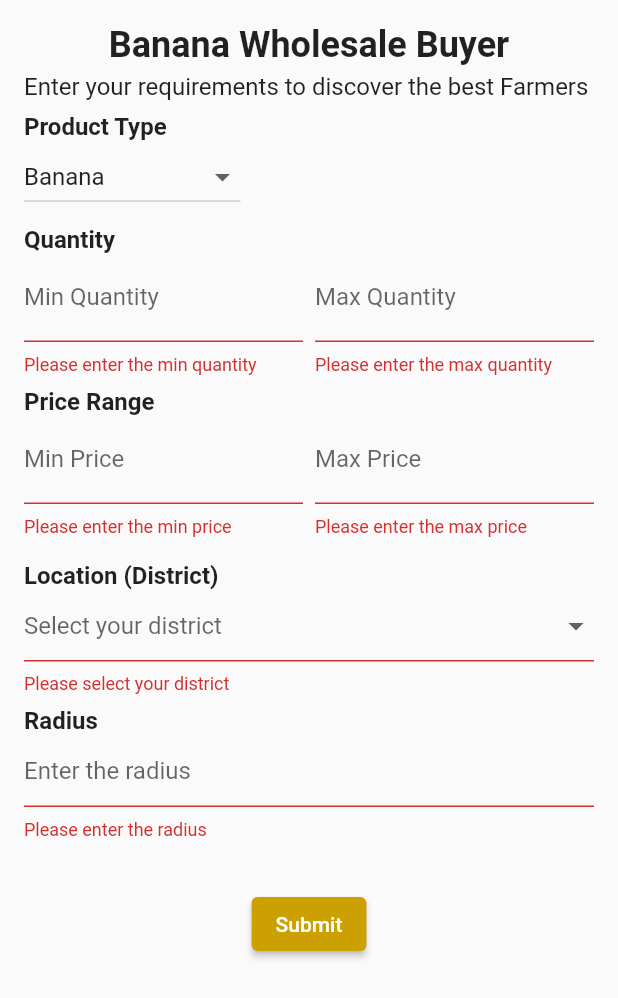
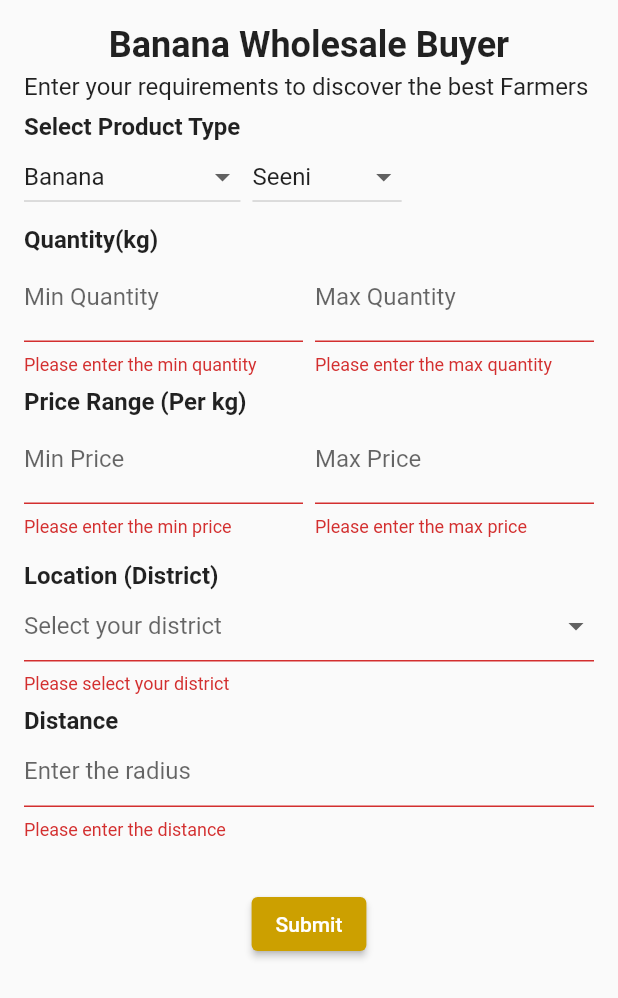
Before and after one commit to charithlanzzz/Buyer-Seller-Interaction, a Flutter app: the BuyerInput screen opened directly, after a tap on "Submit", on a phone screen of 412 x 824 dp. Shown: the top 998 px of the screen. Run offline on Flutter 3.47's test engine with Material 2 defaults, Android fonts, the phone set to English and light mode, and no system bars; our stand-ins replace fluttertoast, image_picker.

Commit message:
filtering by banana type implemented

```diff
--- a/frontend/lib/components/buyer_seller/buyer_input.dart
+++ b/frontend/lib/components/buyer_seller/buyer_input.dart
@@ -13,6 +13,7 @@ class _BuyerInputState extends State<BuyerInput> {
   final GlobalKey<FormState> _formKey = GlobalKey<FormState>();
 
   String _selectedProductType = 'Banana';
+  String _selectedBananaType = 'Seeni'; // Selected banana type
   String? _minQuantity;
   String? _maxQuantity;
   String? _minPrice;
@@ -26,6 +27,15 @@ class _BuyerInputState extends State<BuyerInput> {
     'Banana Blossom',
     'Banana Stem',
     'Banana Peel',
+  ];
+
+  // Add banana types
+  List<String> _bananaTypes = [
+    'Ambum',
+    'Kolikuttu',
+    'Seeni',
+    'Aanamalu',
+    'Rath Kesel',
   ];
 
   void _submitForm() async {
@@ -44,7 +54,8 @@ class _BuyerInputState extends State<BuyerInput> {
                 children: [
                   CircularProgressIndicator(
                     strokeWidth: 10.0,
-                    valueColor: AlwaysStoppedAnimation<Color>(Color.fromARGB(255, 236, 194, 25)),
+                    valueColor: AlwaysStoppedAnimation<Color>(
+                        Color.fromARGB(255, 236, 194, 25)),
                   ),
                   SizedBox(height: 16),
                   Text(
@@ -62,14 +73,16 @@ class _BuyerInputState extends State<BuyerInput> {
       );
       await Future.delayed(Duration(seconds: 2)); // Delay for 2 seconds
 
-      //final url = Uri.parse('http://127.0.0.1:5000/process_input');
-      final url = Uri.parse('https://buyer-seller-interaction-b305e21cabf9.herokuapp.com/process_input');
+      final url = Uri.parse('http://127.0.0.1:5000/process_input');
+      // final url = Uri.parse(
+      //     'https://buyer-seller-interaction-b305e21cabf9.herokuapp.com/process_input');
       final response = await http.post(
         url,
         headers: {'Content-Type': 'application/json'},
         body: jsonEncode({
           "user_type": "buyer",
           "product_type": _selectedProductType,
+          "banana_type": _selectedBananaType,
           "min_quantity": _minQuantity,
           "max_quantity": _maxQuantity,
           "min_price": _minPrice,
@@ -141,14 +154,18 @@ class _BuyerInputState extends State<BuyerInput> {
                 ),
                 SizedBox(height: 8),
                 Text(
-                  'Product Type',
+                  'Select Product Type',
                   style: TextStyle(fontSize: 16, fontWeight: FontWeight.bold),
                 ),
+                Row(
+                  children: [
                     DropdownButton<String>(
                       value: _selectedProductType,
                       onChanged: (newValue) {
                         setState(() {
                           _selectedProductType = newValue!;
+                          // Reset the selected banana type when changing the product type
+                          _selectedBananaType = 'Seeni'; // Reset to 'Seeni'
                         });
                       },
                       items: _productTypes.map((productType) {
@@ -158,9 +175,28 @@ class _BuyerInputState extends State<BuyerInput> {
                         );
                       }).toList(),
                     ),
+                    SizedBox(width: 8),
+                    // Show the banana type dropdown only when "Banana" is selected
+                    if (_selectedProductType == 'Banana')
+                      DropdownButton<String>(
+                        value: _selectedBananaType,
+                        onChanged: (newValue) {
+                          setState(() {
+                            _selectedBananaType = newValue!;
+                          });
+                        },
+                        items: _bananaTypes.map((bananaType) {
+                          return DropdownMenuItem<String>(
+                            value: bananaType,
+                            child: Text(bananaType),
+                          );
+                        }).toList(),
+                      ),
+                  ],
+                ),
                 SizedBox(height: 8),
                 Text(
-                  'Quantity',
+                  'Quantity(kg)',
                   style: TextStyle(fontSize: 16, fontWeight: FontWeight.bold),
                 ),
                 Row(
@@ -206,7 +242,7 @@ class _BuyerInputState extends State<BuyerInput> {
                 ),
                 SizedBox(height: 8),
                 Text(
-                  'Price Range',
+                  'Price Range (Per kg)',
                   style: TextStyle(fontSize: 16, fontWeight: FontWeight.bold),
                 ),
                 Row(
@@ -377,13 +413,13 @@ class _BuyerInputState extends State<BuyerInput> {
                 ),
                 SizedBox(height: 8),
                 Text(
-                  'Radius',
+                  'Distance',
                   style: TextStyle(fontSize: 16, fontWeight: FontWeight.bold),
                 ),
                 TextFormField(
                   validator: (value) {
                     if (value == null || value.isEmpty) {
-                      return 'Please enter the radius';
+                      return 'Please enter the distance';
                     }
                     return null;
                   },
```
Also changed, not shown: frontend/lib/components/buyer_seller/farmer_input.dart (+43 -7 lines), 3 other files. Lines whose indentation alone changed are shown as unchanged.
